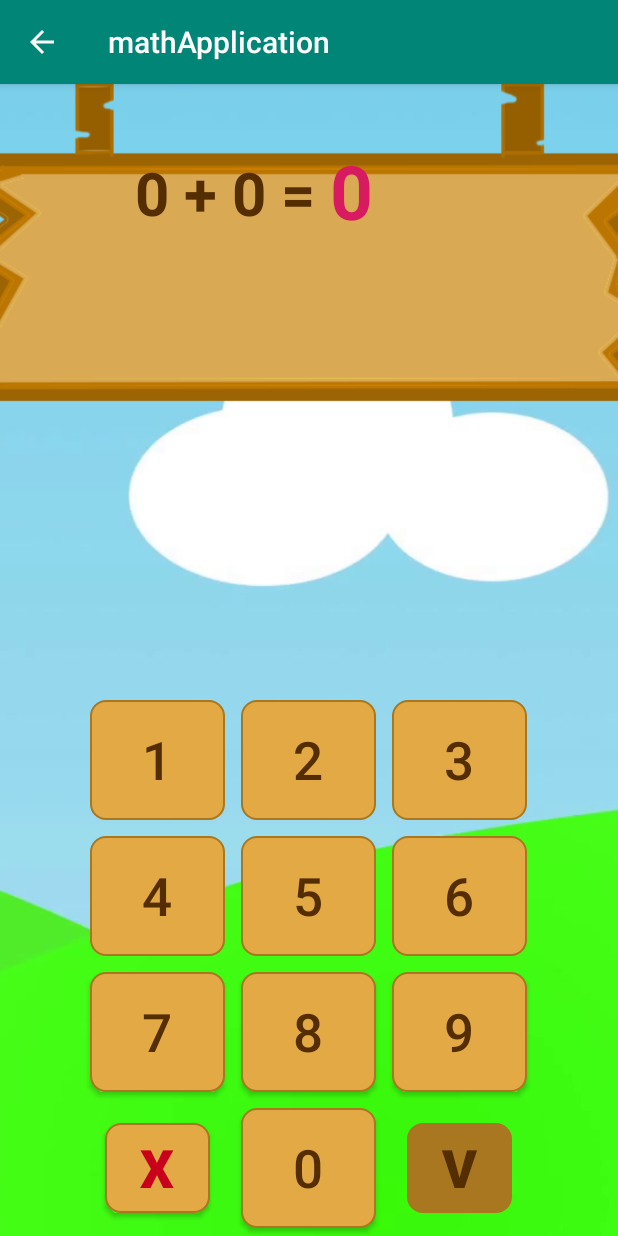
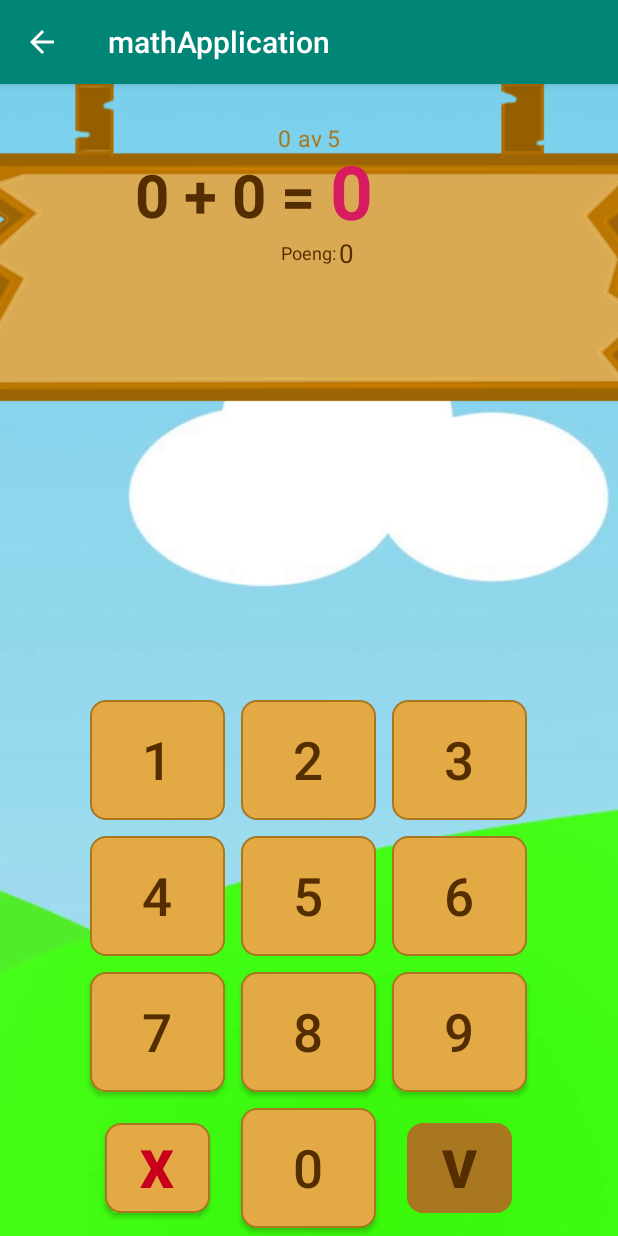
Before and after one commit to CarolineVoo/mathApplication, an Android app: the PlayActivity screen opened directly, with no data from a screen before it, on a phone screen of 412 x 824 dp. Run offline under Robolectric (Android 15) with nearby library versions, the phone set to English and light mode, and no system bars.

Commit message:
Points fixed

```diff
--- a/app/src/main/java/com/example/mathapplication/PlayActivity.java
+++ b/app/src/main/java/com/example/mathapplication/PlayActivity.java
@@ -1,5 +1,7 @@
 package com.example.mathapplication;
 
+import android.content.Intent;
+import android.os.Build;
 import android.os.Bundle;
 import android.text.Editable;
 import android.text.TextWatcher;
@@ -9,19 +11,25 @@ import android.widget.Button;
 import android.widget.TextView;
 import android.widget.Toast;
 
+import org.w3c.dom.Text;
+
+import java.util.Arrays;
 import java.util.Random;
 
+import androidx.annotation.RequiresApi;
 import androidx.appcompat.app.AppCompatActivity;
 
 
 public class PlayActivity extends AppCompatActivity {
     TextView setText;           //TextView til tekstfeltet der man svarer, uten verdi
+    TextView setPoints;      //TextView til tekstfeltet der poengen vises
     String textAnswer = "";     //String til tekstfeltet der man svarer, med tom string verdi
     boolean gamePlay = true;    //Boolean til hele spillet, der den starter med true og kjører
     String[] arrayCalculation;  //Array til å sette inn ulike regenstykker
     String[] arrayAnswer;       //Array til å sette inn svarene til regnestykkene.
     Integer currentAnswer;      //Integer som gir svaret til regnestykke fra tilfeldig svar fra arrayAnswer
     Integer myAnswer;           //Integer som spillerern svarer
+    Integer playerPoints;
 
     Random randomIndex = new Random();      //Variabel som gir tilfeldig tall
     int n = randomIndex.nextInt(25);    //Gir begrenset tall som skal være random.
@@ -35,6 +43,10 @@ public class PlayActivity extends AppCompatActivity {
         //Setter opp variabler for tekstfelt som gir effekt dersom den endrer seg
         setText = (TextView)findViewById(R.id.answer);
         setText.addTextChangedListener(answerTextWatcher);
+
+        //Setter opp poeng 0 dersom aktiviteten starter
+        setPoints = (TextView)findViewById(R.id.textPlayerPoints);
+        playerPoints = 0;
 
         initialise();
 
@@ -181,7 +193,6 @@ public class PlayActivity extends AppCompatActivity {
     }
 
 
-
     //Button som bekrefter ditt svar
     public void buttonAnswer(View v){
         arrayAnswer = getResources().getStringArray(R.array.correctAnswer);
@@ -189,6 +200,7 @@ public class PlayActivity extends AppCompatActivity {
         myAnswer = Integer.valueOf(textAnswer);
 
         if(currentAnswer == myAnswer){
+            correctAnswer();
             Log.d("FASIT", "Riktig!");
             Toast.makeText(this, "RIKTIG SVAR", Toast.LENGTH_SHORT).show();
         }else{
@@ -200,6 +212,13 @@ public class PlayActivity extends AppCompatActivity {
         Log.d("FASIT SVAR", String.valueOf(currentAnswer));
     }
 
+    public void correctAnswer(){
+        playerPoints = playerPoints + 1;
+        String points = String.valueOf(playerPoints);
+        setPoints.setText(points);
+        Log.d("Poeng", points);
+    }
+
 
 
 }
--- a/app/src/main/res/layout/activity_play.xml
+++ b/app/src/main/res/layout/activity_play.xml
@@ -7,6 +7,7 @@
     tools:context=".MainActivity">
 
 
+    <!--   BACKGROUNDS   -->
     <ImageView
         android:layout_width="fill_parent"
         android:layout_height="fill_parent"
@@ -14,11 +15,49 @@
         android:src="@drawable/background_start"
         />
 
+
+    <!-- TEXT FROM THE BOARD  -->
+    <TextView
+        android:id="@+id/textThisTask"
+        android:layout_width="wrap_content"
+        android:layout_height="wrap_content"
+        android:layout_toLeftOf="@id/textTask"
+        android:layout_marginTop="25dp"
+        android:layout_centerHorizontal="true"
+        android:layout_marginRight="4dp"
+        android:textColor="@color/colorDarkOrange"
+        android:textSize="15sp"
+        android:textAlignment="center"
+        android:text="0" />
+    <TextView
+        android:id="@+id/textTask"
+        android:layout_width="wrap_content"
+        android:layout_height="wrap_content"
+        android:layout_marginTop="25dp"
+        android:layout_centerHorizontal="true"
+        android:textColor="@color/colorDarkOrange"
+        android:textSize="15sp"
+        android:textAlignment="center"
+        android:text="@string/start_taskOf" />
+
+    <TextView
+        android:id="@+id/textNumberOfTask"
+        android:layout_width="wrap_content"
+        android:layout_height="wrap_content"
+        android:layout_toRightOf="@id/textTask"
+        android:layout_marginTop="25dp"
+        android:layout_centerHorizontal="true"
+        android:layout_marginLeft="4dp"
+        android:textColor="@color/colorDarkOrange"
+        android:textSize="15sp"
+        android:textAlignment="center"
+        android:text="5" />
+
     <TextView
         android:id="@+id/textCalculation"
         android:layout_width="wrap_content"
         android:layout_height="wrap_content"
-        android:layout_marginTop="45dp"
+        android:layout_below="@id/textTask"
         android:layout_marginLeft="90dp"
         android:textStyle="bold"
         android:textColor="@color/colorNumberBrown"
@@ -30,7 +69,8 @@
         android:id="@+id/answer"
         android:layout_width="wrap_content"
         android:layout_height="wrap_content"
-        android:layout_marginTop="37dp"
+        android:layout_below="@id/textTask"
+        android:layout_marginTop="-9dp"
         android:layout_marginLeft="10dp"
         android:layout_toRightOf="@id/textCalculation"
         android:textStyle="bold"
@@ -39,6 +79,35 @@
         android:text="0"
         />
 
+    <TextView
+        android:id="@+id/textPoints"
+        android:layout_width="wrap_content"
+        android:layout_height="wrap_content"
+        android:layout_below="@id/textCalculation"
+        android:layout_marginTop="3dp"
+        android:layout_centerHorizontal="true"
+        android:textColor="@color/colorNumberBrown"
+        android:textSize="12sp"
+        android:textAlignment="center"
+        android:text="@string/start_points" />
+
+    <TextView
+        android:id="@+id/textPlayerPoints"
+        android:layout_width="wrap_content"
+        android:layout_height="wrap_content"
+        android:layout_below="@id/textCalculation"
+        android:layout_toRightOf="@id/textPoints"
+        android:layout_centerHorizontal="true"
+        android:layout_marginLeft="2dp"
+        android:textColor="@color/colorNumberBrown"
+        android:textSize="17sp"
+        android:textAlignment="center"
+        android:text="0" />
+
+
+
+
+    <!-- BUTTONS  -->
     <GridLayout
         android:layout_width="wrap_content"
         android:layout_height="wrap_content"
--- a/app/src/main/res/values/arrays.xml
+++ b/app/src/main/res/values/arrays.xml
@@ -55,5 +55,4 @@
         <item>16</item>
         <item>12</item>
     </string-array>
-
 </resources>
--- a/app/src/main/res/values/strings.xml
+++ b/app/src/main/res/values/strings.xml
@@ -1,6 +1,11 @@
 <resources>
+    <!-- MENU ACTIVITY -->
     <string name="app_name">mathApplication</string>
     <string name="menu_play">Spill</string>
     <string name="menu_statistic">Statistikk</string>
     <string name="menu_preferences">Preferanser</string>
+
+    <!-- START GAME ACTIVITY -->
+    <string name="start_taskOf">av</string>
+    <string name="start_points">Poeng:</string>
 </resources>
```
Also changed, not shown: 1 other file.
